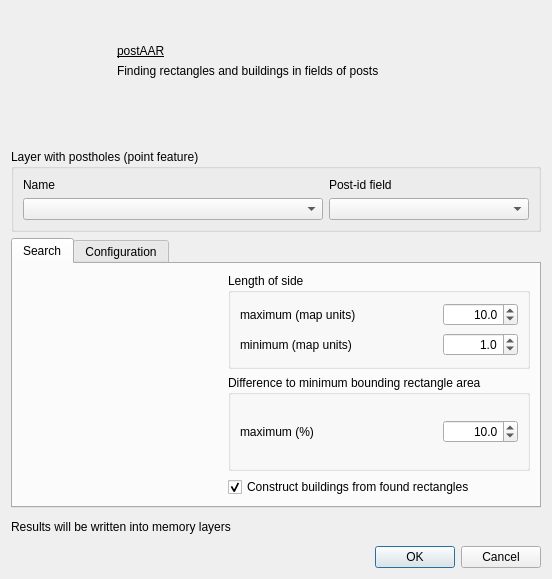
Old version of the form src/script/gui/postaar_dialog_base.ui in the repository ISAAKiel/postAAR-python.
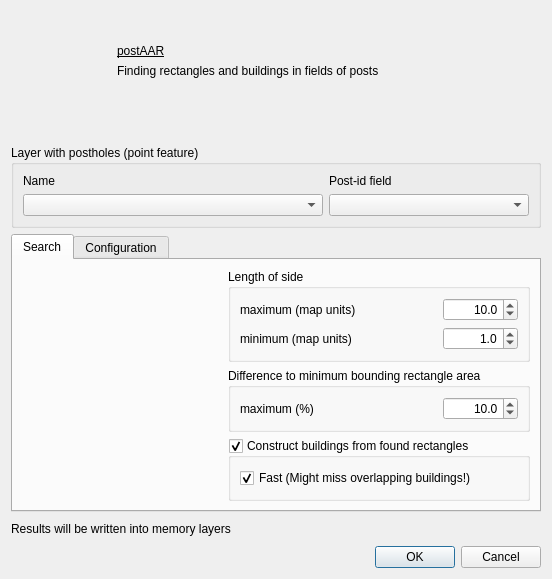
New version of the form. Icons and pictures are not drawn. Custom widgets are drawn as their Qt base class.

Commit message: added a way to detect buildings faster with loss

Diff of the .ui file:
```diff
--- a/src/script/gui/postaar_dialog_base.ui
+++ b/src/script/gui/postaar_dialog_base.ui
@@ -484,16 +484,52 @@
           </widget>
          </item>
          <item>
-          <widget class="QCheckBox" name="cBConstructBuilding">
+          <widget class="QGroupBox" name="gBConstructBuilding">
+           <property name="sizePolicy">
+            <sizepolicy hsizetype="Preferred" vsizetype="Preferred">
+             <horstretch>0</horstretch>
+             <verstretch>0</verstretch>
+            </sizepolicy>
+           </property>
+           <property name="minimumSize">
+            <size>
+             <width>0</width>
+             <height>0</height>
+            </size>
+           </property>
+           <property name="focusPolicy">
+            <enum>Qt::NoFocus</enum>
+           </property>
            <property name="toolTip">
             <string>Connect rectangles with a common edge.</string>
            </property>
-           <property name="text">
+           <property name="title">
             <string>Construct buildings from found rectangles</string>
            </property>
-           <property name="checked">
+           <property name="checkable">
             <bool>true</bool>
            </property>
+           <layout class="QHBoxLayout" name="horizontalLayout_5">
+            <item>
+             <widget class="QCheckBox" name="cBFindBuildingFast">
+              <property name="sizePolicy">
+               <sizepolicy hsizetype="Expanding" vsizetype="Fixed">
+                <horstretch>0</horstretch>
+                <verstretch>0</verstretch>
+               </sizepolicy>
+              </property>
+              <property name="toolTip">
+               <string>Faster, but less precise method to detect buildings</string>
+              </property>
+              <property name="text">
+               <string>Fast (Might miss overlapping buildings!)</string>
+              </property>
+              <property name="checked">
+               <bool>true</bool>
+              </property>
+             </widget>
+            </item>
+           </layout>
           </widget>
          </item>
         </layout>
```
The commit also changes 5 other files.
